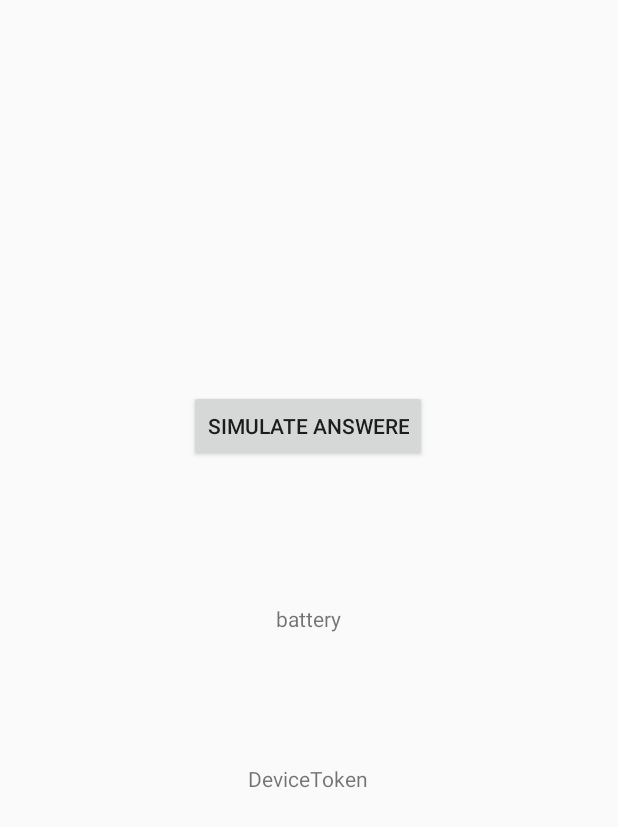
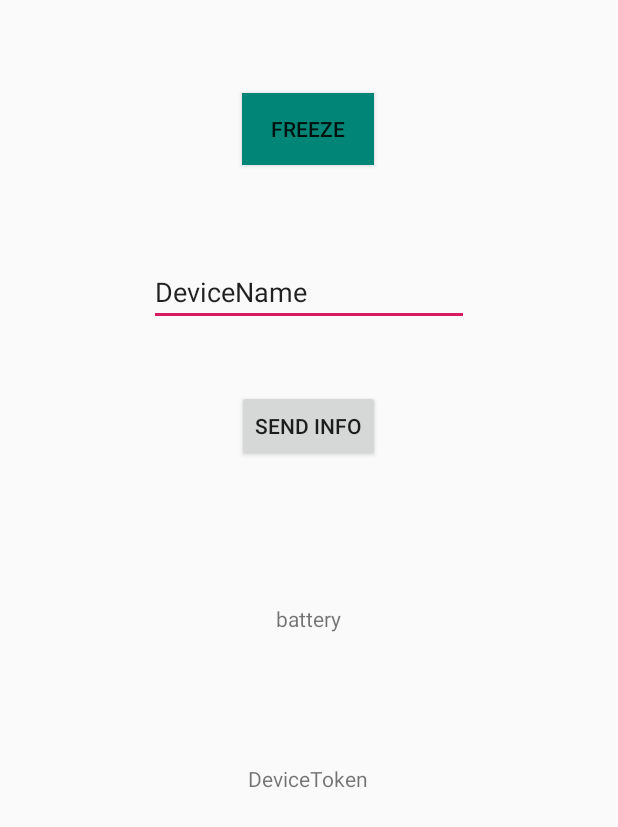
Before and after one commit to oivheg/DoroAPP, an Android app: the layout activity_main.xml on its own in the app's theme, with its tools: preview values and no code run, on a phone screen of 412 x 824 dp. Shown: the top 827 px of the screen. Run offline under Robolectric (Android 15) with nearby library versions, the phone set to English and light mode, and no system bars.

Commit message:
added POC, some new features -- Bug fixes. --POC should work as intenteded -- need to fix timer check from the "web" Part of the ssytem

```diff
--- a/app/src/main/java/no/oivheg/DoroApp/BatteryChecker.java
+++ b/app/src/main/java/no/oivheg/DoroApp/BatteryChecker.java
@@ -12,6 +12,8 @@ public class BatteryChecker {
         public void onReceive(Context context, Intent intent) {
             int level = intent.getIntExtra(BatteryManager.EXTRA_LEVEL, 0);
             battery = String.valueOf(level) + '%';
+
+            MainActivity.battery.setText(String.valueOf(battery ));
         }
     };
 
--- a/app/src/main/java/no/oivheg/DoroApp/User.java
+++ b/app/src/main/java/no/oivheg/DoroApp/User.java
@@ -15,10 +15,10 @@ import static android.content.ContentValues.TAG;
 
 public class User {
 
-
-    public static void CreateUser(String DeviceToken, String battery) {
+  public static  String  DeviceName;
+    public static void CreateUser(String DeviceToken,String DvName, String battery) {
 //TODO add devicename based on input from 1 run.
-        String DeviceName = "2Device";
+         DeviceName = DvName;
         // Create a new user with a first and last name
         Map<String, Object> user = new HashMap<>();
         user.put("DeviceName", DeviceName);
--- a/app/src/main/res/layout/activity_main.xml
+++ b/app/src/main/res/layout/activity_main.xml
@@ -32,7 +32,7 @@
         android:id="@+id/Answere"
         android:layout_width="wrap_content"
         android:layout_height="wrap_content"
-        android:text="Simulate Answere"
+        android:text="Send Info"
         app:layout_constraintBottom_toBottomOf="parent"
         app:layout_constraintHorizontal_bias="0.498"
         app:layout_constraintLeft_toLeftOf="parent"
@@ -40,4 +40,30 @@
         app:layout_constraintTop_toTopOf="parent"
         app:layout_constraintVertical_bias="0.335" />
 
+    <Button
+        android:id="@+id/Freeze"
+        android:layout_width="wrap_content"
+        android:layout_height="wrap_content"
+        android:background="@color/colorPrimary"
+        android:text="Freeze"
+        app:layout_constraintBottom_toBottomOf="parent"
+        app:layout_constraintHorizontal_bias="0.498"
+        app:layout_constraintLeft_toLeftOf="parent"
+        app:layout_constraintRight_toRightOf="parent"
+        app:layout_constraintTop_toTopOf="parent"
+        app:layout_constraintVertical_bias="0.08" />
+
+    <EditText
+        android:id="@+id/DeviceName"
+        android:layout_width="wrap_content"
+        android:layout_height="wrap_content"
+        android:ems="10"
+        android:inputType="textPersonName"
+        android:text="DeviceName"
+        app:layout_constraintBottom_toBottomOf="parent"
+        app:layout_constraintLeft_toLeftOf="parent"
+        app:layout_constraintRight_toRightOf="parent"
+        app:layout_constraintTop_toTopOf="parent"
+        app:layout_constraintVertical_bias="0.221" />
+
 </android.support.constraint.ConstraintLayout>
```
Also changed, not shown: app/src/main/java/no/oivheg/DoroApp/FCM/FirebaseMessaging.java (+16 -3 lines), app/src/main/java/no/oivheg/DoroApp/MainActivity.java (+51 -9 lines).
